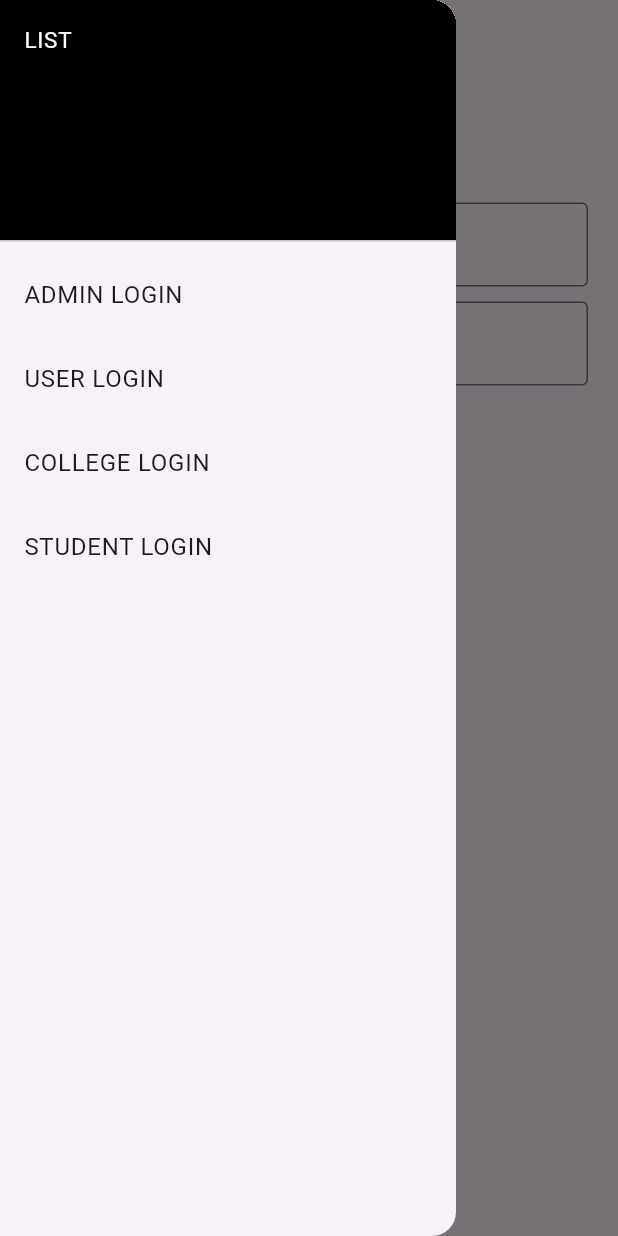
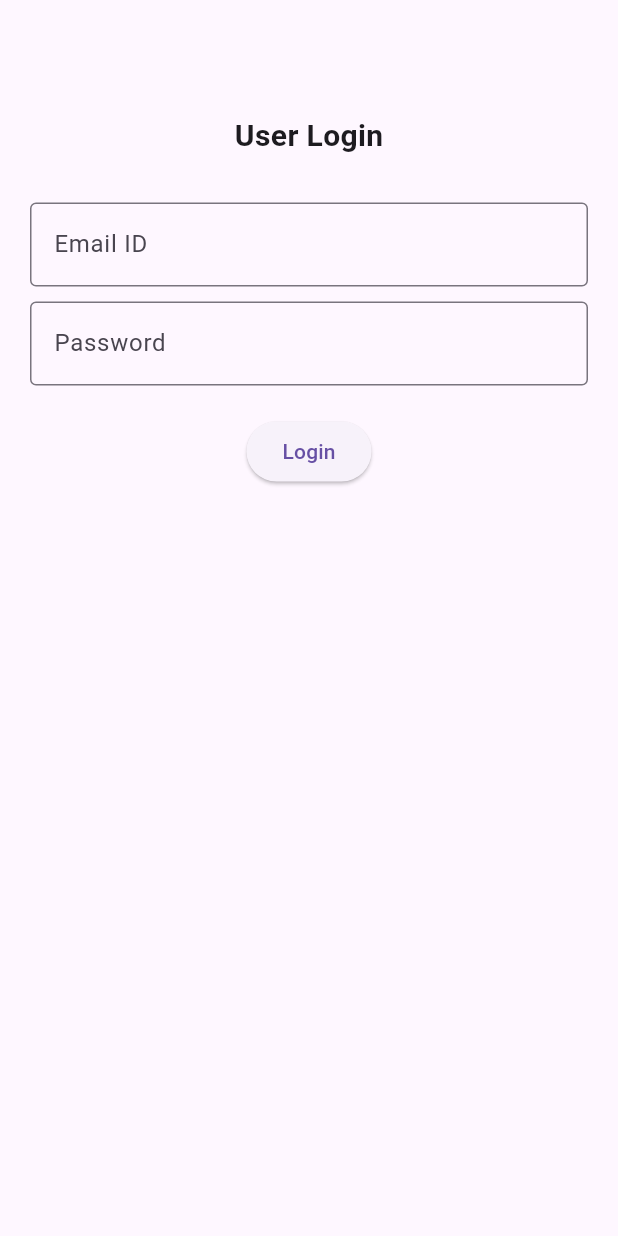
Before and after one commit to Logix-Space-Technologies/Link-Ur-codes---eventApp--Mobile, a Flutter app: the screen it shows after launch, in the side drawer, after a tap on "USER LOGIN", on a phone screen of 412 x 824 dp. Run offline on Flutter 3.47's test engine with Material 3 defaults, Android fonts, the light colour scheme and no system bars; our stand-ins replace shared_preferences.

Commit message:
user college login done

```diff
--- a/lib/pages/homepage.dart
+++ b/lib/pages/homepage.dart
@@ -1,4 +1,6 @@
 
+import 'package:event_app_mobile/pages/college/collegelogin.dart';
+import 'package:event_app_mobile/pages/user/userlogin.dart';
 import 'package:event_app_mobile/services/userService.dart';
 import 'package:flutter/material.dart';
 
@@ -10,95 +12,6 @@ class HomePage extends StatefulWidget {
 }
 
 class _HomePageState extends State<HomePage> {
-  TextEditingController emailController = TextEditingController();
-  TextEditingController passwordController = TextEditingController();
-  String errorMessage = ''; // Added to store error message
-
-  // void login() async {
-  //   try {
-  //     final response = await userApiService().loginApi(
-  //       emailController.text,
-  //       passwordController.text,
-  //     );
-  //     // Handle response here
-  //     if (response['status'] == 'Success') {
-  //       print("success"); // Print success message
-  //       // Successful login, navigate to next screen or perform appropriate actions
-  //     } else {
-  //       // Update errorMessage state to display error message
-  //       setState(() {
-  //         errorMessage = response['status'];
-  //       });
-  //     }
-  //   } catch (e) {
-  //     // Handle other errors, e.g., show a snackbar with an error message
-  //     setState(() {
-  //       errorMessage = 'An error occurred. Please try again later.';
-  //     });
-  //   }
-  // }
-
-  void login() async {
-    try {
-      final response = await userApiService().loginApi(
-        emailController.text,
-        passwordController.text,
-      );
-
-      if (response['status'] == 'Success') {
-        print("success"); // Print success message
-        Navigator.pop(context);
-        // Successful login, navigate to next screen or perform appropriate actions
-      } else {
-        // Handle different error scenarios
-        setState(() {
-          if (response['status'] == 'Invalid Email ID') {
-            errorMessage = 'Invalid Email ID';
-          } else if (response['status'] == 'Invalid Password') {
-            errorMessage = 'Invalid Password';
-          }
-        });
-      }
-    } catch (e) {
-      // Handle network or server errors
-      setState(() {
-        errorMessage = 'An error occurred. Please check your internet connection and try again.';
-      });
-    }
-  }
-
-
-
-  // void login() async {
-  //   try {
-  //     final response = await userApiService().loginApi(
-  //       emailController.text,
-  //       passwordController.text,
-  //     );
-  //     // Handle response here
-  //     if (response['status'] == 'Invalid Email ID' || response['status'] == 'Invalid Password') {
-  //       // Update errorMessage state to display error message
-  //       setState(() {
-  //         errorMessage = response['status'];
-  //       });
-  //     } else {
-  //       print("success");
-  //       // Successful login, navigate to next screen or perform appropriate actions
-  //     }
-  //   } catch (e) {
-  //     // Handle other errors, e.g., show a snackbar with an error message
-  //     setState(() {
-  //       errorMessage = 'An error occurred. Please try again later.';
-  //     });
-  //   }
-  // }
-
-  @override
-  void dispose() {
-    emailController.dispose();
-    passwordController.dispose();
-    super.dispose();
-  }
 
   @override
   Widget build(BuildContext context) {
@@ -107,61 +20,6 @@ class _HomePageState extends State<HomePage> {
         appBar: AppBar(),
         body: Column(
           children: [
-            Padding(
-              padding: const EdgeInsets.all(20),
-              child: Text(
-                "User Login",
-                style: TextStyle(fontSize: 20, fontWeight: FontWeight.bold),
-              ),
-            ),
-            if (errorMessage.isNotEmpty) // Display error message if not empty
-              Padding(
-                padding: const EdgeInsets.symmetric(horizontal: 20),
-                child: Text(
-                  errorMessage,
-                  style: TextStyle(color: Colors.red),
-                ),
-              ),
-            const SizedBox(height: 10),
-            Padding(
-              padding: const EdgeInsets.symmetric(horizontal: 20),
-              child: TextFormField(
-                controller: emailController,
-                decoration: InputDecoration(
-                  labelText: "Email ID",
-                  border: OutlineInputBorder(),
-                ),
-              ),
-            ),
-            const SizedBox(height: 10),
-            Padding(
-              padding: const EdgeInsets.symmetric(horizontal: 20),
-              child: TextFormField(
-                controller: passwordController,
-                obscureText: true,
-                decoration: InputDecoration(
-                  labelText: "Password",
-                  border: OutlineInputBorder(),
-                ),
-              ),
-            ),
-            const SizedBox(height: 20),
-            Padding(
-              padding: const EdgeInsets.symmetric(horizontal: 20),
-              child: ElevatedButton(
-                onPressed: login,
-                style: ButtonStyle(
-                  backgroundColor: MaterialStateProperty.all<Color>(Colors.black),
-                  foregroundColor: MaterialStateProperty.all<Color>(Colors.white),
-                  shape: MaterialStateProperty.all<OutlinedBorder>(
-                    RoundedRectangleBorder(
-                      borderRadius: BorderRadius.circular(0), // Set border radius to 0 for square shape
-                    ),
-                  ),
-                ),
-                child: Text("Login"),
-              ),
-            ),
           ],
         ),
         drawer: Drawer(
@@ -186,13 +44,13 @@ class _HomePageState extends State<HomePage> {
               ListTile(
                 title: const Text("USER LOGIN"),
                 onTap: () {
-                  //Navigator.push(context, MaterialPageRoute(builder: (context)=>()));
+                  Navigator.push(context, MaterialPageRoute(builder: (context)=>UserLogin()));
                 },
               ),
               ListTile(
                 title: const Text("COLLEGE LOGIN"),
                 onTap: () {
-                  // Navigator.push(context, MaterialPageRoute(builder: (context)=>()));
+                  Navigator.push(context, MaterialPageRoute(builder: (context)=>CollegeLogin()));
                 },
               ),
               ListTile(
--- /dev/null
+++ b/lib/pages/user/userlogin.dart
@@ -0,0 +1,99 @@
+import 'package:event_app_mobile/services/userService.dart';
+import 'package:flutter/material.dart';
+
+class UserLogin extends StatefulWidget {
+  const UserLogin({super.key});
+
+  @override
+  State<UserLogin> createState() => _UserLoginState();
+}
+
+class _UserLoginState extends State<UserLogin> {
+  final TextEditingController emailController = TextEditingController();
+  final TextEditingController passwordController = TextEditingController();
+  String errorMessage = '';
+  bool isLoading = false; // Add isLoading state
+
+  @override
+  void dispose() {
+    emailController.dispose();
+    passwordController.dispose();
+    super.dispose();
+  }
+
+  void login() async {
+    setState(() => isLoading = true); // Start loading
+    final response = await userApiService().loginApi(
+      emailController.text,
+      passwordController.text,
+    );
+
+    if (response['status'] == 'Success') {
+      print("success"); // Print success message
+      // Navigate to next screen or perform successful login actions
+    } else {
+      // Handle different error scenarios
+      setState(() {
+        errorMessage = response['message'] ?? 'Unknown error occurred';
+      });
+    }
+    setState(() => isLoading = false); // Stop loading
+  }
+
+  @override
+  Widget build(BuildContext context) {
+    return MaterialApp(
+      home: Scaffold(
+        appBar: AppBar(),
+        body: isLoading // Check if loading
+            ? Center(child: CircularProgressIndicator())
+            : Column(
+          children: [
+            Padding(
+              padding: EdgeInsets.all(20),
+              child: Text(
+                "User Login",
+                style: TextStyle(fontSize: 20, fontWeight: FontWeight.bold),
+              ),
+            ),
+            const SizedBox(height: 10),
+            if (errorMessage.isNotEmpty) // Display error message if it exists
+              Padding(
+                padding: const EdgeInsets.all(8.0),
+                child: Text(errorMessage, style: TextStyle(color: Colors.red)),
+              ),
+            Padding(
+              padding: const EdgeInsets.symmetric(horizontal: 20),
+              child: TextFormField(
+                controller: emailController,
+                decoration: InputDecoration(
+                  labelText: "Email ID",
+                  border: OutlineInputBorder(),
+                ),
+              ),
+            ),
+            const SizedBox(height: 10),
+            Padding(
+              padding: const EdgeInsets.symmetric(horizontal: 20),
+              child: TextFormField(
+                controller: passwordController,
+                obscureText: true,
+                decoration: InputDecoration(
+                  labelText: "Password",
+                  border: OutlineInputBorder(),
+                ),
+              ),
+            ),
+            Padding(
+              padding: const EdgeInsets.symmetric(horizontal: 20, vertical: 20),
+              child: ElevatedButton(
+                onPressed: login,
+                child: Text("Login"),
+              ),
+            ),
+          ],
+        ),
+      ),
+    );
+  }
+}
--- a/pubspec.yaml
+++ b/pubspec.yaml
@@ -36,6 +36,7 @@ dependencies:
   # Use with the CupertinoIcons class for iOS style icons.
   cupertino_icons: ^1.0.6
   http: ^1.2.1
+  shared_preferences: ^2.2.2
 
 dev_dependencies:
   flutter_test:
```
Also changed, not shown: lib/models/collegeModel.dart (added, +29 -0 lines), lib/pages/college/collegelogin.dart (added, +111 -0 lines), lib/services/collegeService.dart (added, +48 -0 lines), lib/models/userModel.dart (added), pubspec.lock, 7 other files.
